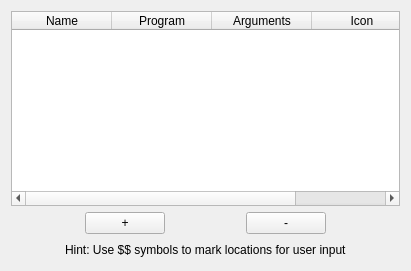
Above: plugins/runner/dlg.ui from halfmoonvic/launchy before the change. Below: the same form after it.
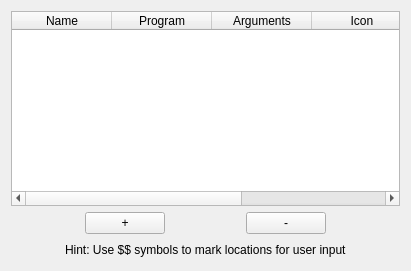
That is the form after the change. Custom widgets are drawn as their Qt base class.

Commit message:
Runner: per-command window style
New optional cmds\N\show setting (normal, hidden or minimized), also
editable in a new Show column of the Runner options. It lets .cmd
wrappers run without flashing a console window, which was the other
reason for launching them through .lnk files.

runProgram takes the window style as a new optional argument, mapped to
SW_SHOWNORMAL, SW_HIDE or SW_SHOWMINNOACTIVE.

The edit to the form file:
```diff
--- a/plugins/runner/dlg.ui
+++ b/plugins/runner/dlg.ui
@@ -29,7 +29,7 @@
       <bool>false</bool>
      </property>
      <property name="columnCount">
-      <number>4</number>
+      <number>5</number>
      </property>
      <attribute name="verticalHeaderDefaultSectionSize">
       <number>5</number>
@@ -57,6 +57,14 @@
        <string>Optional .ico or .png file, or file,index for an icon in an exe or dll</string>
       </property>
      </column>
+     <column>
+      <property name="text">
+       <string>Show</string>
+      </property>
+      <property name="toolTip">
+       <string>Window style: normal (default), hidden or minimized</string>
+      </property>
+     </column>
     </widget>
    </item>
    <item>
```
The commit also changes 7 other files.
